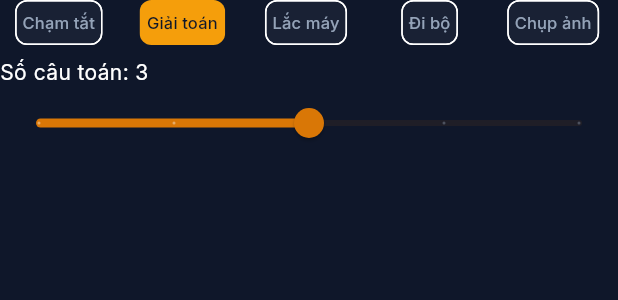
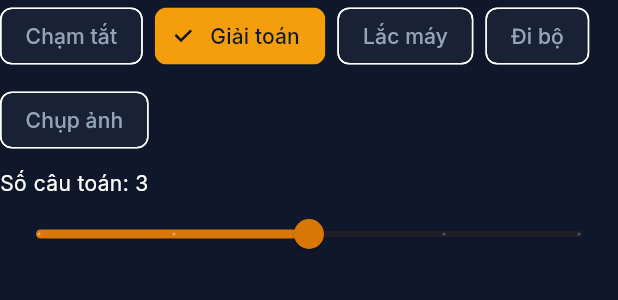
Before and after one commit to trangbo07/WakeLock_PRM393, a Flutter app: the DismissTaskSelector widget shown alone on an empty page, opened directly with empty values, on a phone screen of 412 x 824 dp. Shown: the top 300 px of the screen. Run offline on Flutter 3.47's test engine with Material 3 defaults, Android fonts, the phone set to English and light mode, and no system bars; our stand-ins replace equatable, file_picker, flutter_dotenv, flutter_riverpod, google_fonts, image_picker and 3 more; missing offline and left inert: android_alarm_manager_plus, android_intent_plus, flutter_foreground_task, flutter_overlay_window; accounts and stored records are empty.

Commit message:
ui: restore full-size dismiss-task chips (wrap to 2 rows, all visible)

```diff
--- a/lib/features/alarm_management/presentation/widgets/dismiss_task_selector.dart
+++ b/lib/features/alarm_management/presentation/widgets/dismiss_task_selector.dart
@@ -19,31 +19,17 @@ class DismissTaskSelector extends StatelessWidget {
     return Column(
       crossAxisAlignment: CrossAxisAlignment.start,
       children: [
-        // All choices share one row (no horizontal scroll): equal-width,
-        // compact chips with small labels so five fit on screen.
-        Row(
+        // Full-size chips; wrap onto a second row when five don't fit one line
+        // (all remain visible, no horizontal scrolling).
+        Wrap(
+          spacing: 8,
+          runSpacing: 8,
           children: [
             for (final type in DismissTaskType.values)
-              Expanded(
-                child: Padding(
-                  padding: const EdgeInsets.only(right: 4),
-                  child: ChoiceChip(
-                    label: Text(
-                      type.label,
-                      textAlign: TextAlign.center,
-                      maxLines: 1,
-                      overflow: TextOverflow.ellipsis,
-                      style: const TextStyle(fontSize: 11),
-                    ),
-                    selected: value.type == type,
-                    showCheckmark: false,
-                    visualDensity: VisualDensity.compact,
-                    materialTapTargetSize: MaterialTapTargetSize.shrinkWrap,
-                    labelPadding: const EdgeInsets.symmetric(horizontal: 2),
-                    padding: const EdgeInsets.symmetric(horizontal: 2, vertical: 6),
-                    onSelected: (_) => onChanged(value.copyWith(type: type)),
-                  ),
-                ),
+              ChoiceChip(
+                label: Text(type.label),
+                selected: value.type == type,
+                onSelected: (_) => onChanged(value.copyWith(type: type)),
               ),
           ],
         ),
```
